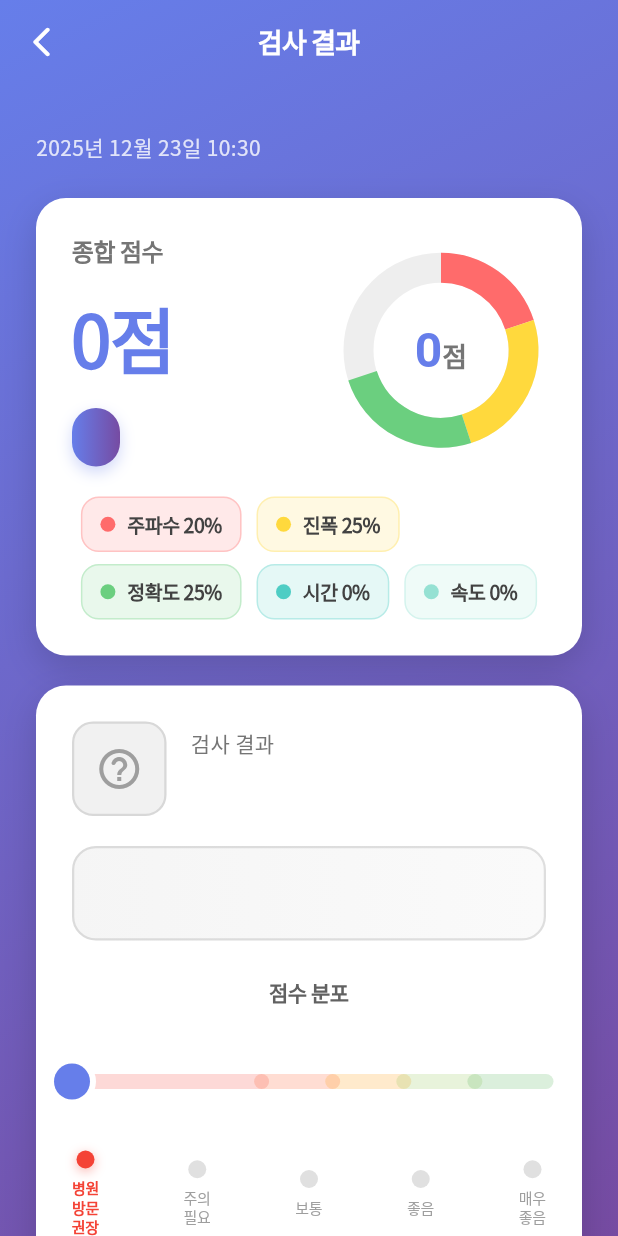
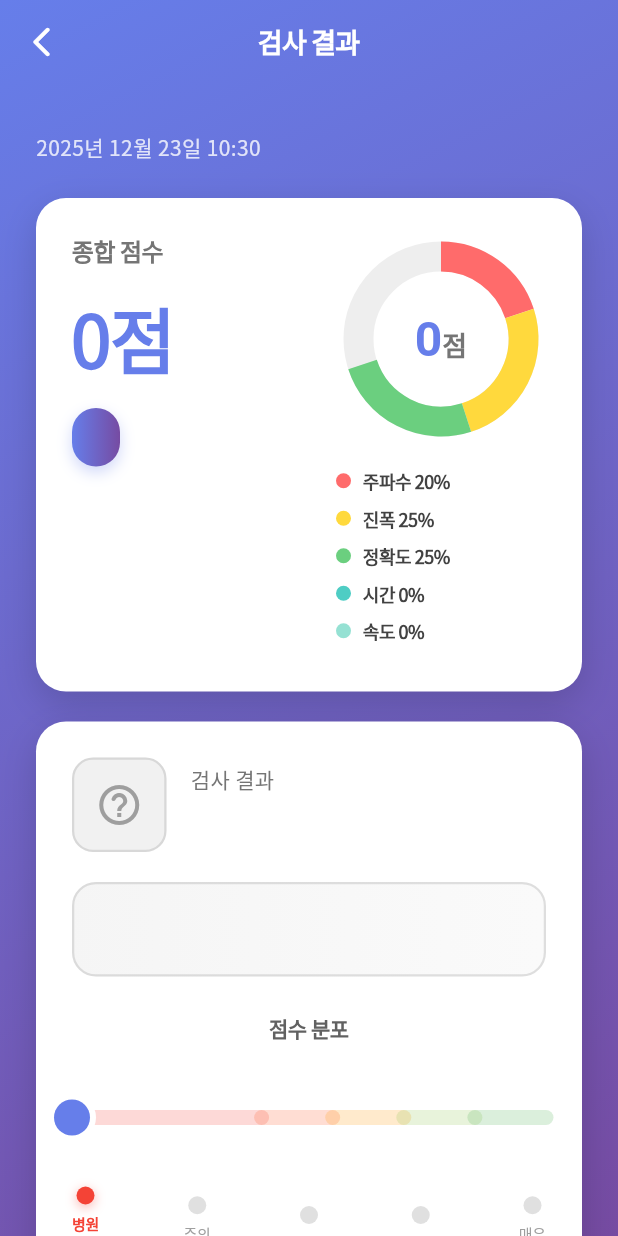
Before and after one commit to naim-kim/tremor_test_FE, a Flutter app: the ResultScreen screen opened directly with empty values, on a phone screen of 412 x 824 dp. Run offline on Flutter 3.47's test engine with Material 3 defaults, Android fonts, the phone set to English and light mode, and no system bars; our stand-ins replace flutter_dotenv, hive, hive_flutter, shared_preferences; missing offline and left inert: scidart; accounts and stored records are empty.

Commit message:
chore: change 종합점수 overall scoring card alignment

```diff
--- a/lib/screens/result_screen.dart
+++ b/lib/screens/result_screen.dart
@@ -285,6 +285,7 @@ class _SegmentedCircularScoreCard extends StatelessWidget {
       child: Column(
         children: [
           Row(
+            crossAxisAlignment: CrossAxisAlignment.start,
             children: [
               // 왼쪽: 점수 정보
               Expanded(
@@ -341,7 +342,12 @@ class _SegmentedCircularScoreCard extends StatelessWidget {
                 ),
               ),
 
-              // 오른쪽: 세그먼트 원형 그래프
+              const SizedBox(width: 20),
+
+              // 오른쪽: 원형 그래프와 범례를 세로로 배치
+              Column(
+                children: [
+                  // 세그먼트 원형 그래프
                   SizedBox(
                     width: 140,
                     height: 140,
@@ -352,12 +358,17 @@ class _SegmentedCircularScoreCard extends StatelessWidget {
                       ),
                     ),
                   ),
+                  const SizedBox(height: 16),
+
+                  // 범례
+                  SizedBox(
+                    width: 140,
+                    child: _ScoreLegend(segments: segmentScores),
+                  ),
                 ],
               ),
-          const SizedBox(height: 20),
-
-          // 범례
-          _ScoreLegend(segments: segmentScores),
+            ],
+          ),
         ],
       ),
     );
@@ -385,23 +396,15 @@ class _ScoreLegend extends StatelessWidget {
   Widget build(BuildContext context) {
     final entries = segments.entries.toList();
 
-    return Wrap(
-      spacing: 10,
-      runSpacing: 8,
+    return Column(
+      crossAxisAlignment: CrossAxisAlignment.start,
+      mainAxisSize: MainAxisSize.min,
       children: List.generate(entries.length, (index) {
         final entry = entries[index];
         final percentage = (entry.value / 100 * 100).toStringAsFixed(0);
 
-        return Container(
-          padding: const EdgeInsets.symmetric(horizontal: 12, vertical: 8),
-          decoration: BoxDecoration(
-            color: _getColorForIndex(index).withOpacity(0.15),
-            borderRadius: BorderRadius.circular(12),
-            border: Border.all(
-              color: _getColorForIndex(index).withOpacity(0.3),
-              width: 1,
-            ),
-          ),
+        return Padding(
+          padding: const EdgeInsets.only(bottom: 8),
           child: Row(
             mainAxisSize: MainAxisSize.min,
             children: [
@@ -418,7 +421,7 @@ class _ScoreLegend extends StatelessWidget {
                 '${entry.key} $percentage%',
                 style: TextStyle(
                   color: Colors.grey[800],
-                  fontSize: 13,
+                  fontSize: 12,
                   fontWeight: FontWeight.w600,
                   letterSpacing: -0.3,
                 ),
```
Lines whose indentation alone changed are shown as unchanged.
